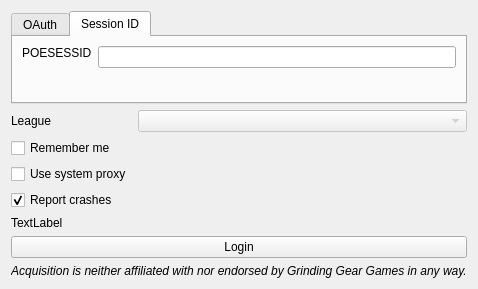
Old version of the form forms/logindialog.ui in the repository gerwaric/acquisition.
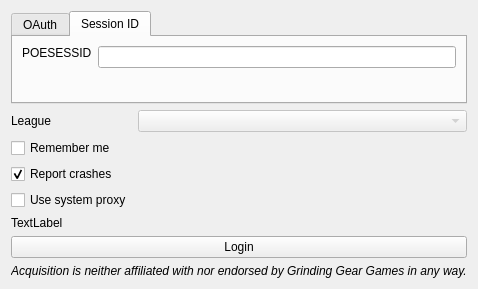
New version of the form.

Commit message: Change order of login options in UI

What changed in the file:
```diff
--- a/forms/logindialog.ui
+++ b/forms/logindialog.ui
@@ -139,6 +139,16 @@
       </widget>
      </item>
      <item row="2" column="0">
+      <widget class="QCheckBox" name="reportCrashesCheckBox">
+       <property name="text">
+        <string>Report crashes</string>
+       </property>
+       <property name="checked">
+        <bool>true</bool>
+       </property>
+      </widget>
+     </item>
+     <item row="3" column="0">
       <widget class="QCheckBox" name="proxyCheckBox">
        <property name="text">
         <string>Use system proxy</string>
@@ -152,16 +162,6 @@
        </property>
       </widget>
      </item>
-     <item row="3" column="0">
-      <widget class="QCheckBox" name="reportCrashesCheckBox">
-       <property name="text">
-        <string>Report crashes</string>
-       </property>
-       <property name="checked">
-        <bool>true</bool>
-       </property>
-      </widget>
-     </item>
     </layout>
    </item>
    <item>
```
